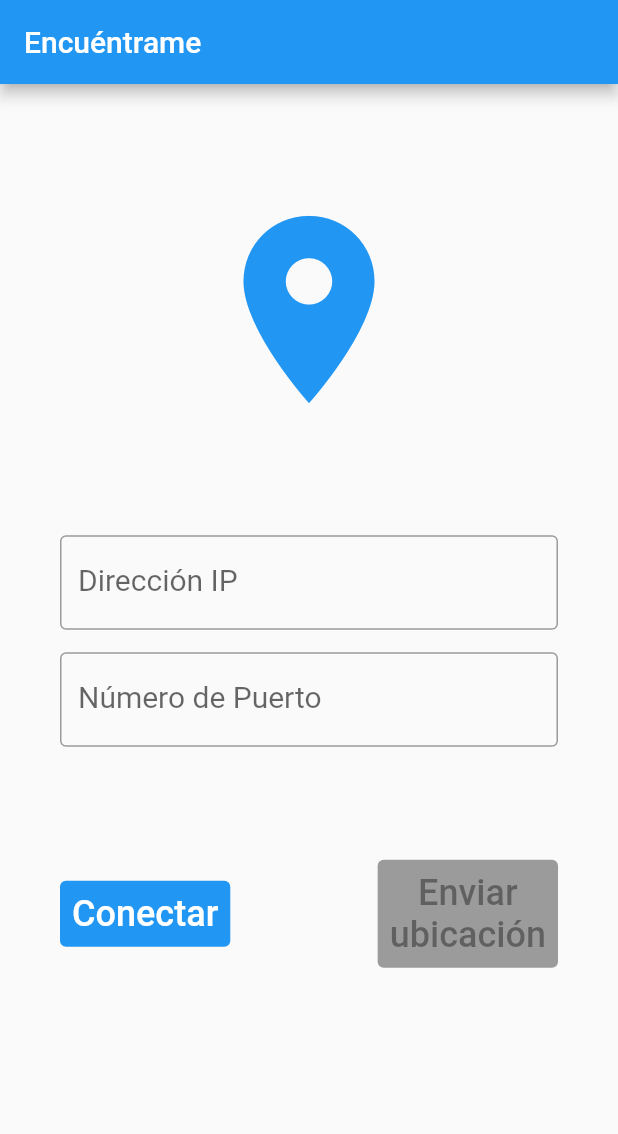
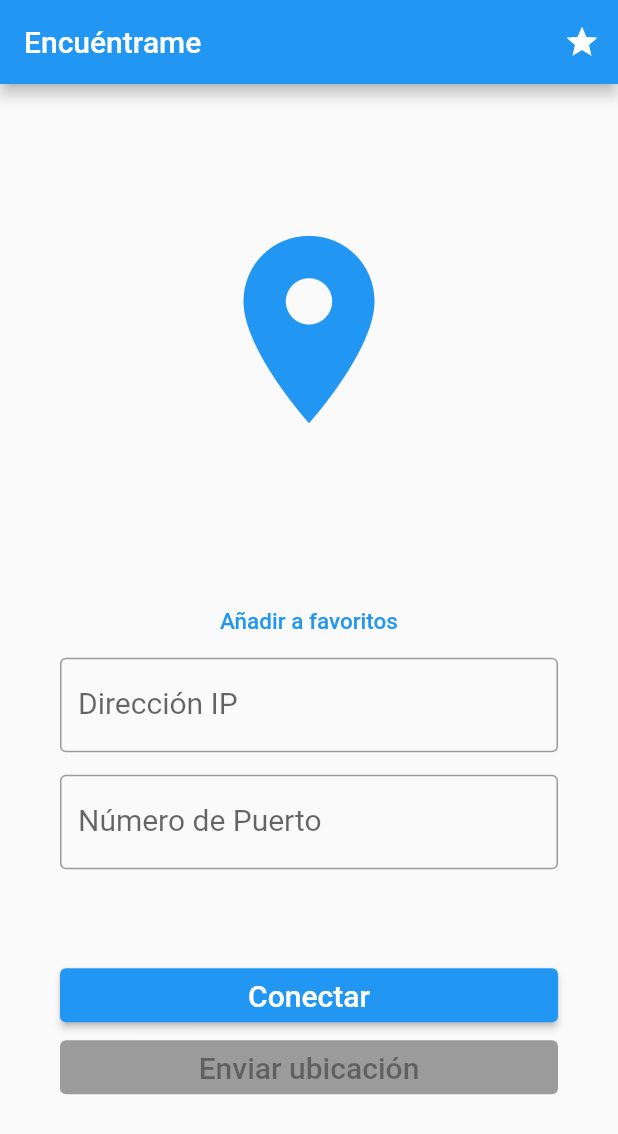
Before and after one commit to rdmm123/encuentrame_tcp, a Flutter app: the screen it shows after launch, on a phone screen of 412 x 824 dp. Shown: the top 1134 px of the screen. Run offline on Flutter 3.47's test engine with Material 2 defaults, Android fonts, the phone set to English and light mode, and no system bars; our stand-ins replace fluttertoast, geolocator, permission_handler, shared_preferences, socket_io_client; statements that could not run were skipped.

Commit message:
Added list of favorites

```diff
--- a/lib/main.dart
+++ b/lib/main.dart
@@ -4,6 +4,8 @@ import 'package:geolocator/geolocator.dart';
 import 'package:fluttertoast/fluttertoast.dart';
 import 'package:permission_handler/permission_handler.dart';
 import 'package:socket_io_client/socket_io_client.dart';
+import 'package:shared_preferences/shared_preferences.dart';
+
 
 import 'dart:async';
 
@@ -41,16 +43,19 @@ class HomeScreen extends StatefulWidget {
 
 class _HomeScreenState extends State<HomeScreen> {
   String _locationMessage = "";
-  var position, socket, ip, port, lastIp, lastPort;
-  final buttontext = new TextStyle(fontSize: 24.0);
-  final coordtext = new TextStyle(fontSize: 24.0);
+  var position, socket, ip, port;
+  final buttontext = new TextStyle(fontSize: 20.0);
+  final coordtext = new TextStyle(fontSize: 22.0);
   bool isConnected = false;
   final formKey = GlobalKey<FormState>();
+  var favorites = <String>{};
+
 
   @override
   void initState() {
     super.initState();
     initPlatformState();
+    _read();
     // connectToServer();
   }
 
@@ -60,7 +65,26 @@ class _HomeScreenState extends State<HomeScreen> {
     // message was in flight, we want to discard the reply rather than calling
     // setState to update our non-existent appearance.
     await Permission.locationWhenInUse.request();
-    // position = await Geolocator.getCurrentPosition(desiredAccuracy: LocationAccuracy.high);
+    position = await Geolocator.getCurrentPosition(desiredAccuracy: LocationAccuracy.high);
+    setState(() {
+      _locationMessage = "Latitud: ${position.latitude}\nLongitud: ${position.longitude}";
+    });
+  }
+
+  _read() async {
+        final prefs = await SharedPreferences.getInstance();
+        final key = 'favorites';
+        List<String>? value = prefs.getStringList(key);
+        if (value != null) {
+          favorites = value.toSet();
+        }
+      }
+
+    _save() async {
+      final prefs = await SharedPreferences.getInstance();
+      final key = 'favorites';
+      prefs.setStringList(key, favorites.toList());
+      print('saved favorites');
     }
 
   void connectToServer() {
@@ -68,6 +92,7 @@ class _HomeScreenState extends State<HomeScreen> {
     socket = io('http://' + ip + ':' + port, <String, dynamic>{
       'transports': ['websocket'],
       'autoConnect': false,
+      'reconnection': false,
     });
 
     // Connect to websocket
@@ -79,6 +104,7 @@ class _HomeScreenState extends State<HomeScreen> {
       setState(() {
         isConnected = true;
       });
+      Fluttertoast.cancel();
       Fluttertoast.showToast(
           msg: "Conectado exitosamente a " + 'http://' + ip + ':' + port + ".",
           toastLength: Toast.LENGTH_SHORT,
@@ -88,17 +114,19 @@ class _HomeScreenState extends State<HomeScreen> {
     });
 
     socket.on('connect_error', (_) {
-      if (!isConnected) {
+      print("attempting reconection");
+      Fluttertoast.cancel();
       Fluttertoast.showToast(
           msg: "No se pudo conectar al servidor.",
           toastLength: Toast.LENGTH_SHORT,
           gravity: ToastGravity.BOTTOM,
           timeInSecForIosWeb: 1,
           fontSize: 16);
-      }
     });
 
     socket.on('connect_timeout', (_) {
+      print("attempting reconection");
+      Fluttertoast.cancel();
       Fluttertoast.showToast(
           msg: "No se pudo conectar al servidor.",
           toastLength: Toast.LENGTH_SHORT,
@@ -112,6 +140,7 @@ class _HomeScreenState extends State<HomeScreen> {
       setState(() {
         isConnected = false;
       });
+      Fluttertoast.cancel();
       Fluttertoast.showToast(
           msg: "Servidor desconectado.",
           toastLength: Toast.LENGTH_SHORT,
@@ -154,7 +183,7 @@ class _HomeScreenState extends State<HomeScreen> {
   }
 
   Widget disconnectButton() {
-    return TextButton(
+    return ElevatedButton(
       onPressed: () {
         socket.disconnect();
       },
@@ -168,7 +197,7 @@ class _HomeScreenState extends State<HomeScreen> {
   }
 
   Widget connectButton() {
-    return TextButton(
+    return ElevatedButton(
       onPressed: () {
         final isValid = formKey.currentState!.validate();
         if (isValid) {
@@ -186,23 +215,67 @@ class _HomeScreenState extends State<HomeScreen> {
     );
   }
 
-  // Future _getPermission() async {
-  //   await Permission.sms.request();
-  // }
+  void _pushFavorites() {
+    Navigator.of(context).push(
+      MaterialPageRoute<void>(
+        builder: (BuildContext context) {
+          return StatefulBuilder(
+              builder: (BuildContext context, StateSetter setPageState) {
+            final Iterable<ListTile> tiles = favorites.map(
+              (String address) {
+                List addressSplit = address.split(':');
+                return ListTile(
+                  title: Text(
+                    'IP: ' + addressSplit[0] + '      Port: ' + addressSplit[1],
+                    style: TextStyle(fontSize: 20.0),
+                  ),
+                  // Code I added //
+                  trailing: Icon(Icons.delete),
+                  onTap: () {
+                    setState(() => favorites.remove(address));
+                    setPageState(() => favorites.remove(address));
+                    _save();
+                  },
+                  // End //
+                );
+              },
+            );
+            final List<Widget> divided = ListTile.divideTiles(
+              context: context,
+              tiles: tiles,
+            ).toList();
+
+            return Scaffold(
+              appBar: AppBar(
+                title: Text('Favoritos'),
+              ),
+              body: ListView(children: divided),
+            );
+          });
+        },
+      ),
+    );
+  }
 
   @override
   Widget build(BuildContext context) {
     return Scaffold(
       appBar: AppBar(
         title: Text("Encuéntrame"),
+        actions: [
+          IconButton(onPressed: _pushFavorites, icon: Icon(Icons.star))
+        ],
       ),
       body: Align(
+        child: SingleChildScrollView(
           child: Column(
-          mainAxisAlignment: MainAxisAlignment.spaceEvenly,
+            mainAxisAlignment: MainAxisAlignment.center,
             children: <Widget>[
-            Flexible(
-              child: Container(
-                // margin: EdgeInsets.only(bottom: 63),
+              Container(
+                padding: EdgeInsets.only(
+                  // top: !isConnected ?  0 : 37,
+                  bottom: 40
+                ),
                 child: SizedBox(
                   width: 150,
                   child: FittedBox(
@@ -214,13 +287,51 @@ class _HomeScreenState extends State<HomeScreen> {
                   ),
                 ),
               ),
+              Padding(
+                padding: EdgeInsets.only(bottom: 30),
+                child: Text(
+                  _locationMessage,
+                  style: coordtext,
+                  textAlign: TextAlign.center,
+                ),
               ),
               Container(
-              padding: const EdgeInsets.fromLTRB(40, 0, 40, 0),
+                padding: const EdgeInsets.fromLTRB(40, 0, 40, 60),
                 child: Form(
                   key: formKey,
                   child: Column(
                     children: [
+                      TextButton(
+                      onPressed: () {
+                        final isValid =
+                            formKey.currentState!.validate();
+                        if (isValid) {
+                          formKey.currentState!.save();
+                          String newFav = ip + ':' + port;
+                          if (!favorites.contains(newFav)) {
+                            favorites.add(newFav);
+
+                            final snackbar = SnackBar(
+                              content: const Text('Añadido a favoritos.'),
+                              action: SnackBarAction(
+                                label: 'DESHACER',
+                                onPressed: () {
+                                  favorites.remove(newFav);
+                                }
+                              ),
+                            );
+                            ScaffoldMessenger.of(context).showSnackBar(snackbar);
+                            _save();
+                          }
+                        }
+
+                      },
+                      child: Text("Añadir a favoritos", style: TextStyle(fontSize: 15.0)),
+                      style: TextButton.styleFrom(
+                        padding: EdgeInsets.zero,
+                        minimumSize: Size(50, 30),
+                        // backgroundColor: Colors.blue
+                      )),
                       TextFormField(
                         decoration: new InputDecoration(
                           labelText: "Dirección IP",
@@ -280,23 +391,35 @@ class _HomeScreenState extends State<HomeScreen> {
                 ),
               ),
               Padding(
-              padding: const EdgeInsets.only(left: 40, right: 40),
-              child: Row(
-                mainAxisAlignment: MainAxisAlignment.spaceBetween,
+                padding: EdgeInsets.only(
+                    left: 40, right: 40),
+                child: Column(
+                  mainAxisAlignment: MainAxisAlignment.spaceEvenly,
                   children: [
-                  isConnected ? disconnectButton() : connectButton(),
-                  TextButton(
+                    Row(
+                      children: [
+                        Expanded(
+                            child: isConnected
+                                ? disconnectButton()
+                                : connectButton()),
+                      ],
+                    ),
+                    Row(
+                      children: [
+                        Expanded(
+                          child: ElevatedButton(
                             onPressed: !isConnected
                                 ? null
                                 : () {
-                            final isValid = formKey.currentState!.validate();
+                                    final isValid =
+                                        formKey.currentState!.validate();
                                     if (isValid) {
                                       formKey.currentState!.save();
                                       _getCurrentLocation();
                                     }
                                   },
                             child: Text(
-                      "Enviar\nubicación",
+                              "Enviar ubicación",
                               style: buttontext,
                               textAlign: TextAlign.center,
                             ),
@@ -306,15 +429,14 @@ class _HomeScreenState extends State<HomeScreen> {
                                     ? Theme.of(context).disabledColor
                                     : Theme.of(context).primaryColor),
                           ),
+                        ),
+                      ],
+                    ),
                   ],
                 ),
               ),
-            Text(
-              _locationMessage,
-              style: coordtext,
-              textAlign: TextAlign.center,
+            ],
           ),
-          ],
         ),
       ),
     );
--- a/pubspec.yaml
+++ b/pubspec.yaml
@@ -27,6 +27,7 @@ dependencies:
   fluttertoast: ^8.0.8
   permission_handler: ^8.1.4+2
   socket_io_client: ^1.0.1
+  shared_preferences: ^2.0.6
 
 
   # The following adds the Cupertino Icons font to your application.
```
Also changed, not shown: pubspec.lock. Lines whose indentation alone changed are shown as unchanged.
